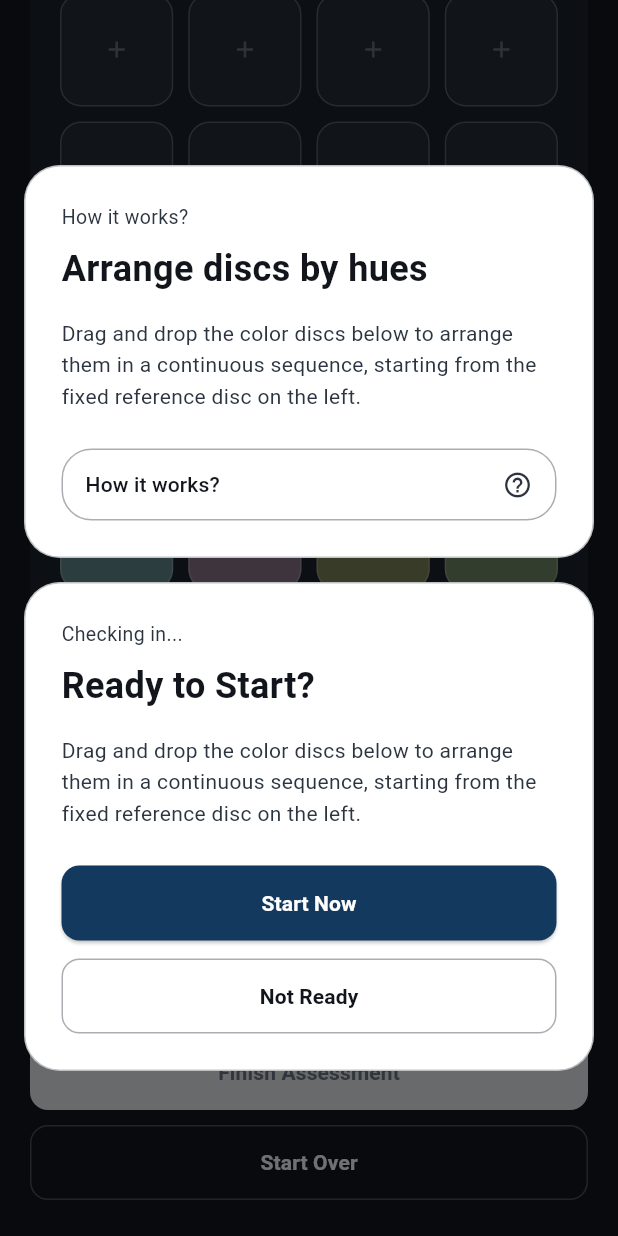
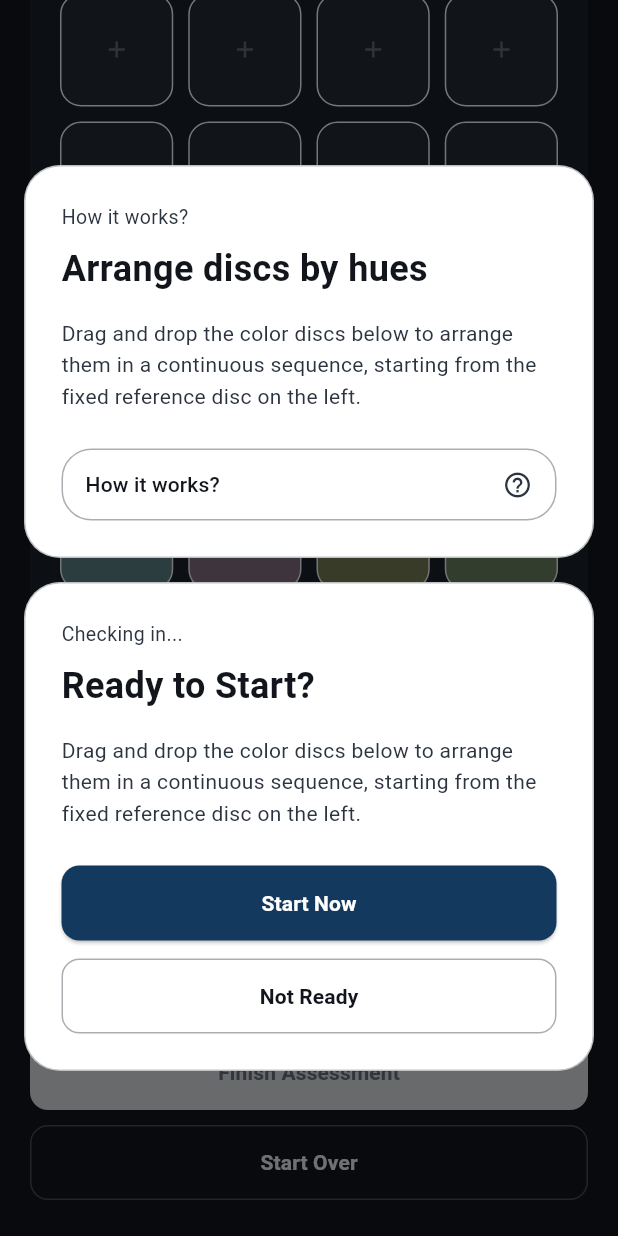
Before and after one commit to dinonIsaig/GabEye, a Flutter app: the AssessmentScreen screen opened by its route, scrolled down 289 dp, on a phone screen of 412 x 824 dp. Run offline on Flutter 3.47's test engine with Material 3 defaults, Android fonts, the phone set to English and light mode, and no system bars; our stand-ins replace flutter_svg, google_fonts.

Commit message:
style: changed empty trays and formatting

```diff
--- a/lib/features/onboarding/screens/assessment_screen.dart
+++ b/lib/features/onboarding/screens/assessment_screen.dart
@@ -255,7 +255,7 @@ class _AssessmentScreenState extends State<AssessmentScreen> {
       decoration: BoxDecoration(
         color: ColorCap.getVisualColor(0),
         borderRadius: BorderRadius.circular(14),
-        border: Border.all(color: colors.primary, width: 2),
+        border: Border.all(color: Colors.white, width: 2),
       ),
       alignment: Alignment.center,
       child: const Text(
@@ -288,7 +288,7 @@ Widget _buildTargetSlotCell(int slotIdx, ColorScheme colors) {
               border: Border.all(
                 color: isHovered
                     ? colors.primary
-                    : colors.onSurfaceVariant.withOpacity(0.3),
+                    : Colors.white,
                 width: isHovered ? 2 : 1,
               ),
             ),
@@ -373,7 +373,7 @@ Widget _buildTargetSlotCell(int slotIdx, ColorScheme colors) {
       decoration: BoxDecoration(
         color: ColorCap.getVisualColor(capNum),
         borderRadius: BorderRadius.circular(14),
-        border: isPool ? Border.all(color: Colors.white.withOpacity(0.2)) : null,
+        border: isPool ? Border.all(color: Colors.white) : null,
       ),
       alignment: Alignment.center,
       child: isPool ? const Icon(Icons.open_with, size: 14, color: Colors.white70) : null,
```
Also changed, not shown: assets/icons/gabEyeIcon.svg (added), assets/images/articleHeading.svg (added).
